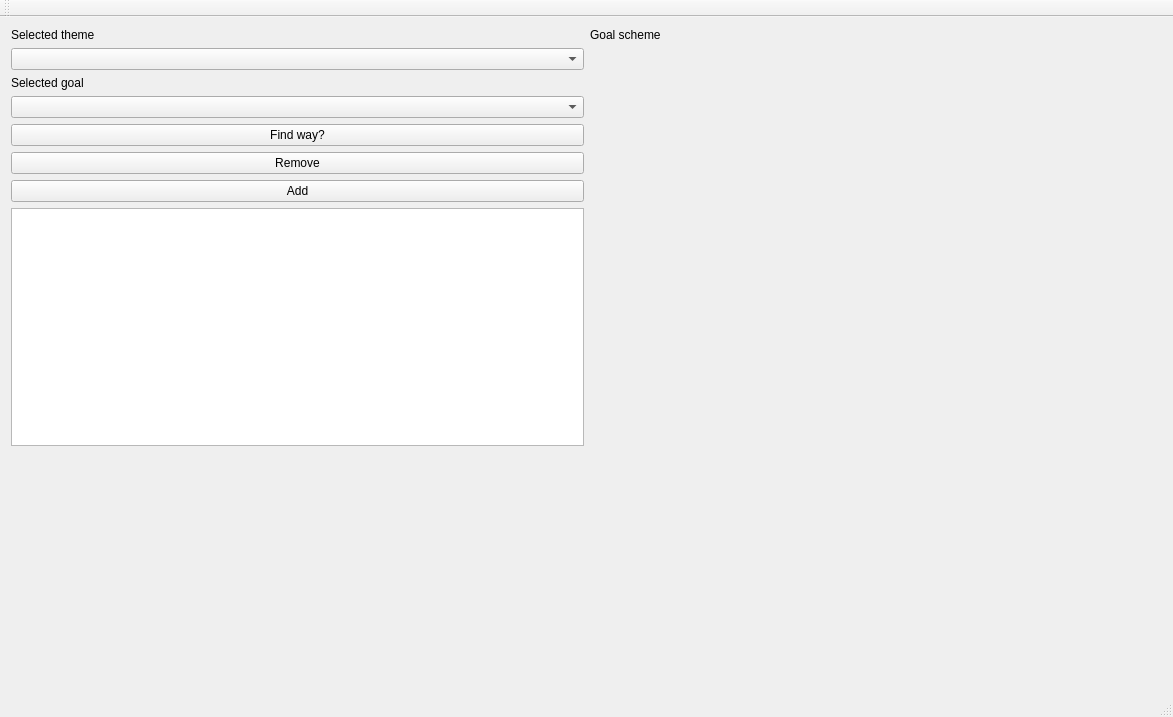
First picture: the form in project/window.ui, repository aaaaaa2493/oop-technologies-2019, before the edit.
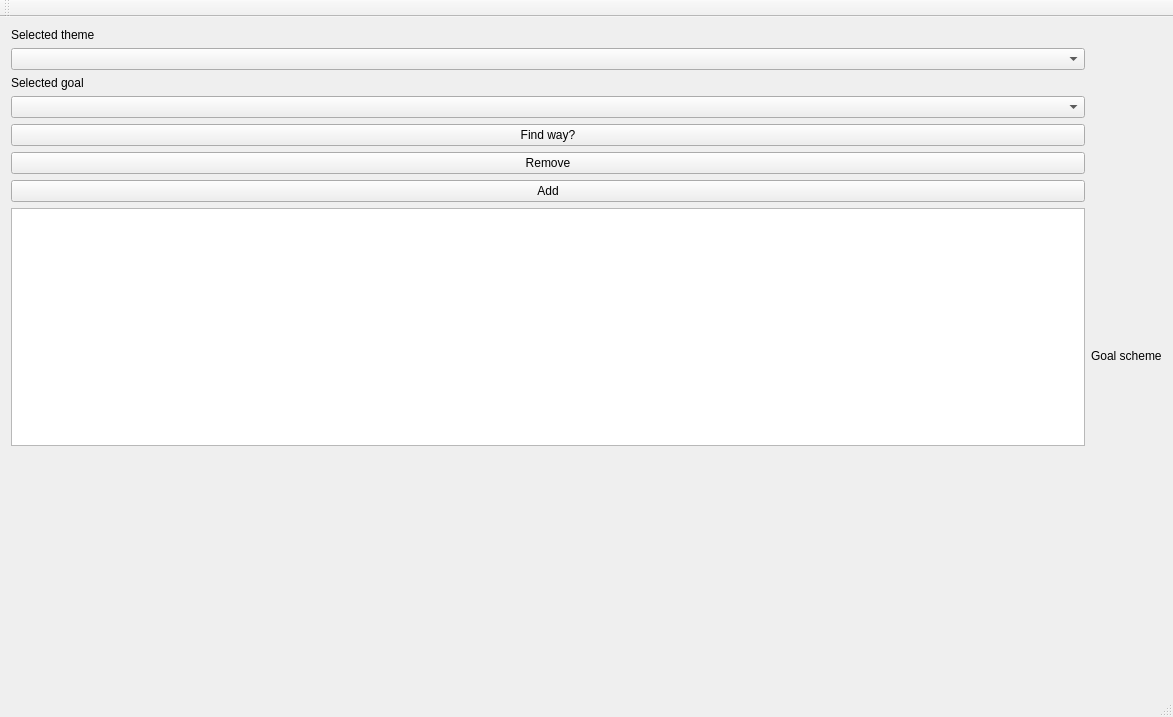
Second picture: the form after the edit.

Diff of the .ui file:
```diff
--- a/project/window.ui
+++ b/project/window.ui
@@ -93,32 +93,6 @@
           </property>
          </widget>
         </item>
-        <item>
-         <spacer name="verticalSpacer_2">
-          <property name="orientation">
-           <enum>Qt::Vertical</enum>
-          </property>
-          <property name="sizeHint" stdset="0">
-           <size>
-            <width>20</width>
-            <height>40</height>
-           </size>
-          </property>
-         </spacer>
-        </item>
-        <item>
-         <spacer name="horizontalSpacer">
-          <property name="orientation">
-           <enum>Qt::Horizontal</enum>
-          </property>
-          <property name="sizeHint" stdset="0">
-           <size>
-            <width>40</width>
-            <height>20</height>
-           </size>
-          </property>
-         </spacer>
-        </item>
        </layout>
       </item>
      </layout>
```
